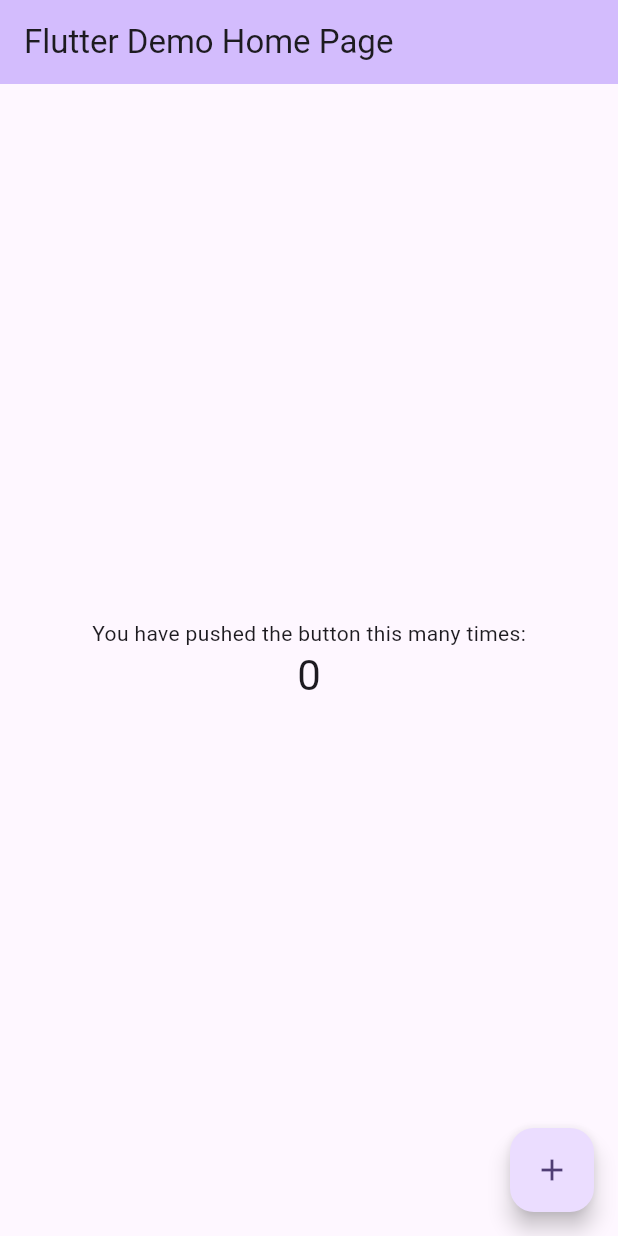
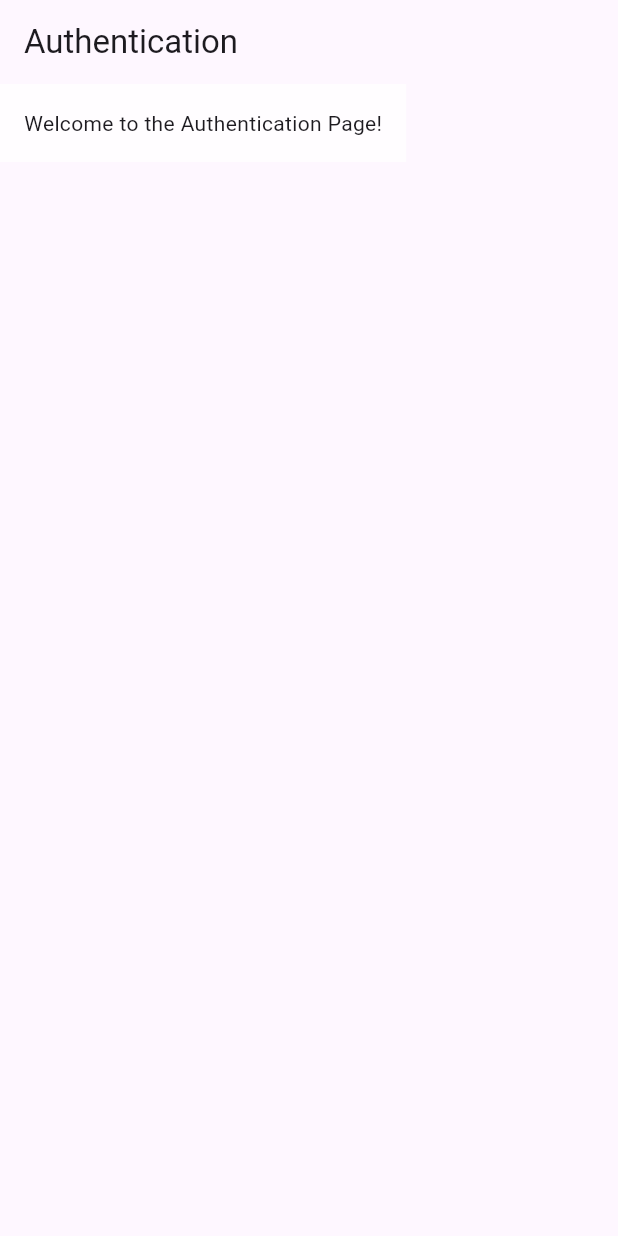
Before and after one commit to KALU56/kuraz_mobel_app, a Flutter app: the screen it shows after launch, on a phone screen of 412 x 824 dp. Run offline on Flutter 3.47's test engine with Material 3 defaults, Android fonts, the phone set to English and light mode, and no system bars; our stand-ins replace cloud_firestore, emoji_picker_flutter, firebase_auth, firebase_core, flutter_bloc, flutter_contacts and 1 more; accounts and stored records are empty.

Commit message:
refactor(ui):  change ui

```diff
--- a/auth/lib/main.dart
+++ b/auth/lib/main.dart
@@ -1,128 +1,37 @@
 import 'package:flutter/material.dart';
-import 'package:firebase_core/firebase_core.dart';
-import 'firebase_options.dart';
+// import 'package:firebase_core/firebase_core.dart';
+// import 'firebase_options.dart';
 
-void main() async{
-
-await Firebase.initializeApp(
-    options: DefaultFirebaseOptions.currentPlatform,
-);
+void main() {
   runApp(const MyApp());
 }
 
 class MyApp extends StatelessWidget {
   const MyApp({super.key});
 
-  // This widget is the root of your application.
   @override
   Widget build(BuildContext context) {
     return MaterialApp(
-      title: 'Flutter Demo',
-      theme: ThemeData(
-        // This is the theme of your application.
-        //
-        // TRY THIS: Try running your application with "flutter run". You'll see
-        // the application has a purple toolbar. Then, without quitting the app,
-        // try changing the seedColor in the colorScheme below to Colors.green
-        // and then invoke "hot reload" (save your changes or press the "hot
-        // reload" button in a Flutter-supported IDE, or press "r" if you used
-        // the command line to start the app).
-        //
-        // Notice that the counter didn't reset back to zero; the application
-        // state is not lost during the reload. To reset the state, use hot
-        // restart instead.
-        //
-        // This works for code too, not just values: Most code changes can be
-        // tested with just a hot reload.
-        colorScheme: ColorScheme.fromSeed(seedColor: Colors.deepPurple),
-      ),
-      home: const MyHomePage(title: 'Flutter Demo Home Page'),
+
+      home: Auth(),
     );
   }
 }
-
-class MyHomePage extends StatefulWidget {
-  const MyHomePage({super.key, required this.title});
-
-  // This widget is the home page of your application. It is stateful, meaning
-  // that it has a State object (defined below) that contains fields that affect
-  // how it looks.
-
-  // This class is the configuration for the state. It holds the values (in this
-  // case the title) provided by the parent (in this case the App widget) and
-  // used by the build method of the State. Fields in a Widget subclass are
-  // always marked "final".
-
-  final String title;
-
-  @override
-  State<MyHomePage> createState() => _MyHomePageState();
-}
-
-class _MyHomePageState extends State<MyHomePage> {
-  int _counter = 0;
-
-  void _incrementCounter() {
-    setState(() {
-      // This call to setState tells the Flutter framework that something has
-      // changed in this State, which causes it to rerun the build method below
-      // so that the display can reflect the updated values. If we changed
-      // _counter without calling setState(), then the build method would not be
-      // called again, and so nothing would appear to happen.
-      _counter++;
-    });
-  }
+class Auth extends StatelessWidget {
+  const Auth({super.key});
 
   @override
   Widget build(BuildContext context) {
-    // This method is rerun every time setState is called, for instance as done
-    // by the _incrementCounter method above.
-    //
-    // The Flutter framework has been optimized to make rerunning build methods
-    // fast, so that you can just rebuild anything that needs updating rather
-    // than having to individually change instances of widgets.
     return Scaffold(
       appBar: AppBar(
-        // TRY THIS: Try changing the color here to a specific color (to
-        // Colors.amber, perhaps?) and trigger a hot reload to see the AppBar
-        // change color while the other colors stay the same.
-        backgroundColor: Theme.of(context).colorScheme.inversePrimary,
-        // Here we take the value from the MyHomePage object that was created by
-        // the App.build method, and use it to set our appbar title.
-        title: Text(widget.title),
+        title: const Text('Authentication'),
       ),
-      body: Center(
-        // Center is a layout widget. It takes a single child and positions it
-        // in the middle of the parent.
-        child: Column(
-          // Column is also a layout widget. It takes a list of children and
-          // arranges them vertically. By default, it sizes itself to fit its
-          // children horizontally, and tries to be as tall as its parent.
-          //
-          // Column has various properties to control how it sizes itself and
-          // how it positions its children. Here we use mainAxisAlignment to
-          // center the children vertically; the main axis here is the vertical
-          // axis because Columns are vertical (the cross axis would be
-          // horizontal).
-          //
-          // TRY THIS: Invoke "debug painting" (choose the "Toggle Debug Paint"
-          // action in the IDE, or press "p" in the console), to see the
-          // wireframe for each widget.
-          mainAxisAlignment: MainAxisAlignment.center,
-          children: <Widget>[
-            const Text('You have pushed the button this many times:'),
-            Text(
-              '$_counter',
-              style: Theme.of(context).textTheme.headlineMedium,
-            ),
-          ],
-        ),
+      body:Container(
+        padding:  EdgeInsets.all(16.0),
+        color: Colors.white70,
+        child: Text("Welcome to the Authentication Page!"),
+
       ),
-      floatingActionButton: FloatingActionButton(
-        onPressed: _incrementCounter,
-        tooltip: 'Increment',
-        child: const Icon(Icons.add),
-      ), // This trailing comma makes auto-formatting nicer for build methods.
     );
   }
 }
```
Also changed, not shown: 1 other file.
